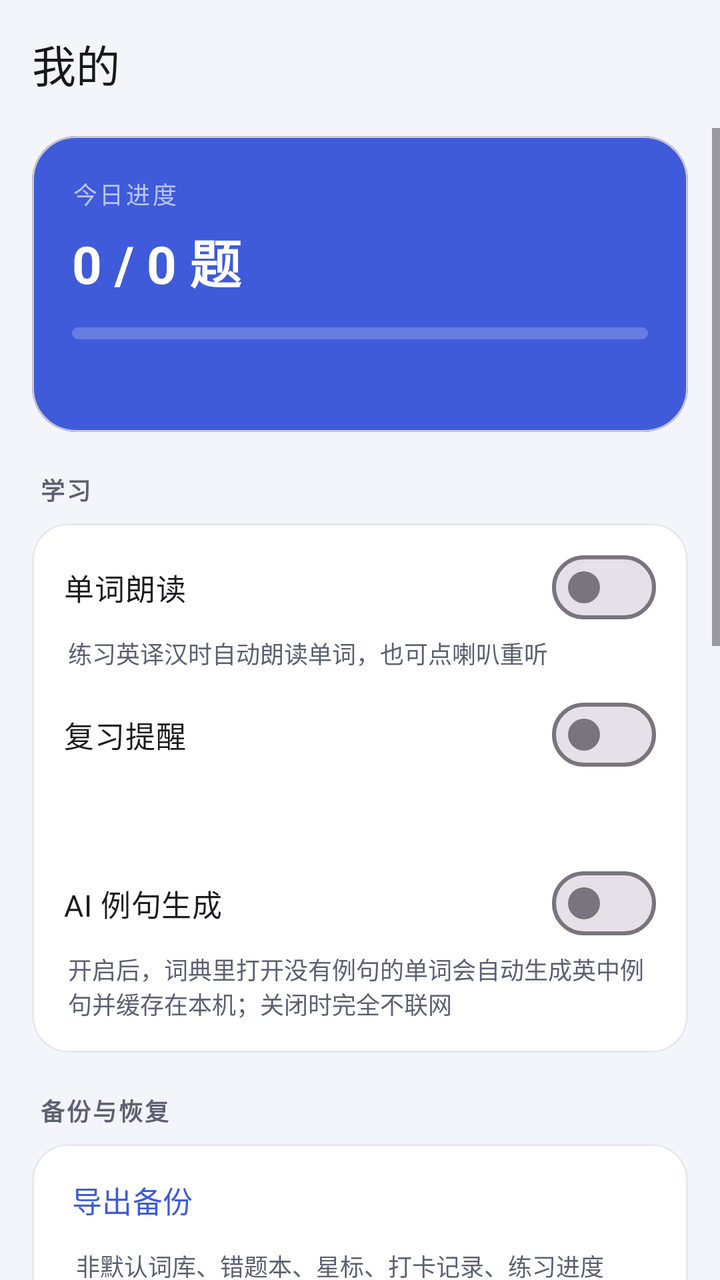
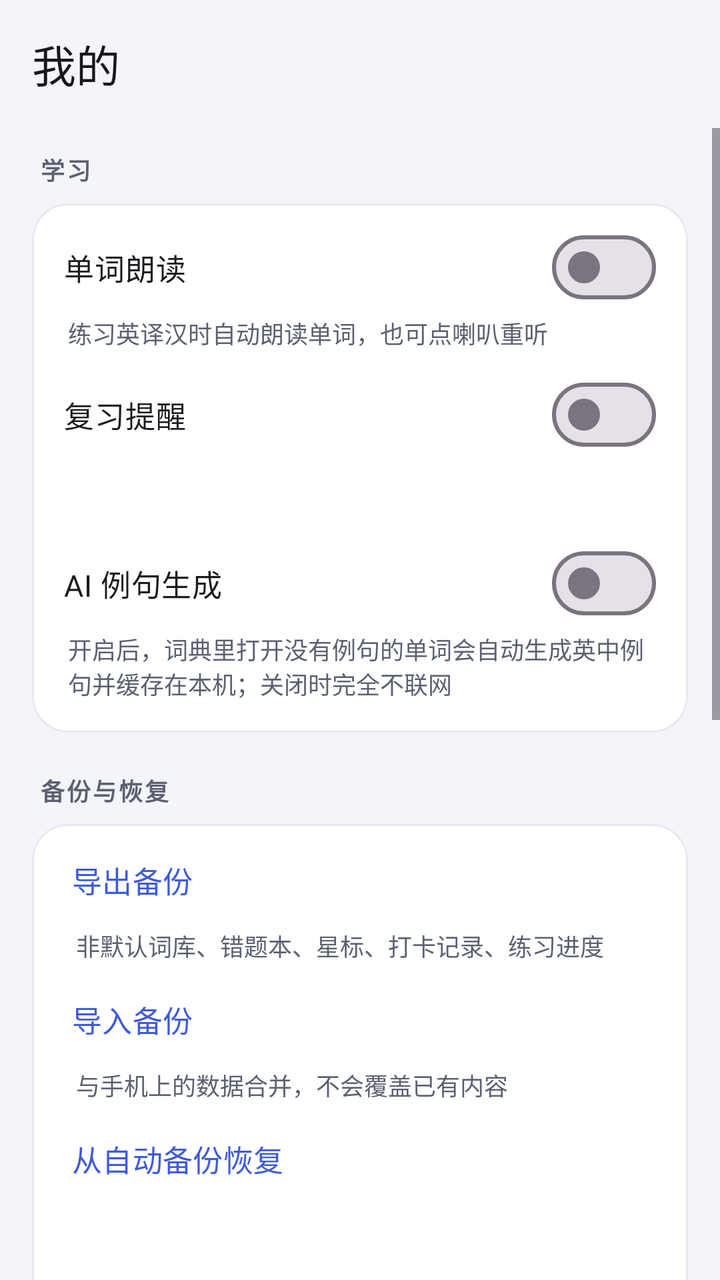

An Android layout rendered at two revisions. The XML below is the earlier revision; the diff shows what the commit changed to produce the second picture.
<!-- AndroidManifest.xml: application theme Theme.WordDrill -->
<!-- res/layout/fragment_mine.xml -->
<?xml version="1.0" encoding="utf-8"?>
<LinearLayout xmlns:android="http://schemas.android.com/apk/res/android"
    xmlns:app="http://schemas.android.com/apk/res-auto"
    android:id="@+id/root"
    android:layout_width="match_parent"
    android:layout_height="match_parent"
    android:background="@color/bg"
    android:orientation="vertical">

    <com.google.android.material.appbar.MaterialToolbar
        android:id="@+id/toolbar"
        style="@style/Toolbar.WordDrill"
        android:layout_width="match_parent"
        android:layout_height="?attr/actionBarSize"
        app:title="@string/tab_mine"
        app:titleTextAppearance="@style/TextAppearance.Material3.TitleLarge" />

    <ScrollView
        android:layout_width="match_parent"
        android:layout_height="0dp"
        android:layout_weight="1"
        android:clipToPadding="false"
        android:fillViewport="true">

        <LinearLayout
            android:layout_width="match_parent"
            android:layout_height="wrap_content"
            android:orientation="vertical"
            android:paddingStart="16dp"
            android:paddingTop="4dp"
            android:paddingEnd="16dp"
            android:paddingBottom="24dp">

            <com.google.android.material.card.MaterialCardView
                android:id="@+id/cardSummary"
                android:layout_width="match_parent"
                android:layout_height="wrap_content"
                android:clickable="true"
                android:focusable="true"
                android:foreground="?attr/selectableItemBackground"
                app:cardBackgroundColor="@color/brand"
                app:cardCornerRadius="22dp"
                app:cardElevation="0dp">

                <LinearLayout
                    android:layout_width="match_parent"
                    android:layout_height="wrap_content"
                    android:orientation="vertical"
                    android:padding="20dp">

                    <TextView
                        android:layout_width="wrap_content"
                        android:layout_height="wrap_content"
                        android:letterSpacing="0.1"
                        android:text="@string/report_today"
                        android:textColor="#B9C4FF"
                        android:textSize="12sp" />

                    <TextView
                        android:id="@+id/tvToday"
                        style="@style/Text.Hero"
                        android:layout_width="wrap_content"
                        android:layout_height="wrap_content"
                        android:layout_marginTop="6dp"
                        android:text="0 / 0 题" />

                    <com.google.android.material.progressindicator.LinearProgressIndicator
                        android:id="@+id/pbToday"
                        android:layout_width="match_parent"
                        android:layout_height="wrap_content"
                        android:layout_marginTop="14dp"
                        app:indicatorColor="@color/white"
                        app:trackColor="#33FFFFFF"
                        app:trackCornerRadius="3dp"
                        app:trackStopIndicatorSize="0dp"
                        app:trackThickness="6dp" />

                    <TextView
                        android:id="@+id/tvSummarySub"
                        android:layout_width="wrap_content"
                        android:layout_height="wrap_content"
                        android:layout_marginTop="10dp"
                        android:textColor="#B9C4FF"
                        android:textSize="12sp" />
                </LinearLayout>
            </com.google.android.material.card.MaterialCardView>

            <TextView
                style="@style/Text.SectionLabel"
                android:layout_width="wrap_content"
                android:layout_height="wrap_content"
                android:layout_marginTop="20dp"
                android:layout_marginStart="4dp"
                android:text="@string/settings_section_study" />

            <com.google.android.material.card.MaterialCardView
                android:layout_width="match_parent"
                android:layout_height="wrap_content"
                android:layout_marginTop="8dp"
                app:cardBackgroundColor="@color/surface"
                app:cardCornerRadius="18dp"
                app:cardElevation="0dp"
                app:strokeColor="@color/divider"
                app:strokeWidth="1dp">

                <LinearLayout
                    android:layout_width="match_parent"
                    android:layout_height="wrap_content"
                    android:orientation="vertical"
                    android:paddingStart="16dp"
                    android:paddingTop="8dp"
                    android:paddingEnd="16dp"
                    android:paddingBottom="8dp">

                    <com.google.android.material.materialswitch.MaterialSwitch
                        android:id="@+id/swTts"
                        android:layout_width="match_parent"
                        android:layout_height="wrap_content"
                        android:minHeight="48dp"
                        android:text="@string/settings_tts_title"
                        android:textSize="15sp" />

                    <TextView
                        android:layout_width="match_parent"
                        android:layout_height="wrap_content"
                        android:layout_marginStart="2dp"
                        android:layout_marginBottom="8dp"
                        android:text="@string/settings_tts_desc"
                        android:textColor="@color/text_secondary"
                        android:textSize="12sp" />

                    <com.google.android.material.materialswitch.MaterialSwitch
                        android:id="@+id/swReminder"
                        android:layout_width="match_parent"
                        android:layout_height="wrap_content"
                        android:minHeight="48dp"
                        android:text="@string/settings_reminder"
                        android:textSize="15sp" />

                    <TextView
                        android:id="@+id/tvReminderTime"
                        android:layout_width="match_parent"
                        android:layout_height="wrap_content"
                        android:layout_marginStart="2dp"
                        android:layout_marginBottom="8dp"
                        android:background="?attr/selectableItemBackground"
                        android:paddingTop="6dp"
                        android:paddingBottom="6dp"
                        android:textColor="@color/text_secondary"
                        android:textSize="12sp" />

                    <com.google.android.material.materialswitch.MaterialSwitch
                        android:id="@+id/swExampleAi"
                        android:layout_width="match_parent"
                        android:layout_height="wrap_content"
                        android:minHeight="48dp"
                        android:text="@string/settings_example_ai"
                        android:textSize="15sp" />

                    <TextView
                        android:layout_width="match_parent"
                        android:layout_height="wrap_content"
                        android:layout_marginStart="2dp"
                        android:layout_marginBottom="8dp"
                        android:text="@string/settings_example_ai_desc"
                        android:textColor="@color/text_secondary"
                        android:textSize="12sp" />
                </LinearLayout>
            </com.google.android.material.card.MaterialCardView>

            <TextView
                style="@style/Text.SectionLabel"
                android:layout_width="wrap_content"
                android:layout_height="wrap_content"
                android:layout_marginTop="20dp"
                android:layout_marginStart="4dp"
                android:text="@string/settings_backup" />

            <com.google.android.material.card.MaterialCardView
                android:layout_width="match_parent"
                android:layout_height="wrap_content"
                android:layout_marginTop="8dp"
                app:cardBackgroundColor="@color/surface"
                app:cardCornerRadius="18dp"
                app:cardElevation="0dp"
                app:strokeColor="@color/divider"
                app:strokeWidth="1dp">

                <LinearLayout
                    android:layout_width="match_parent"
                    android:layout_height="wrap_content"
                    android:orientation="vertical"
                    android:paddingStart="8dp"
                    android:paddingTop="4dp"
                    android:paddingEnd="8dp"
                    android:paddingBottom="4dp">

                    <com.google.android.material.button.MaterialButton
                        android:id="@+id/btnExport"
                        style="@style/Widget.Material3.Button.TextButton"
                        android:layout_width="match_parent"
                        android:layout_height="wrap_content"
                        android:gravity="start|center_vertical"
                        android:text="@string/settings_export"
                        android:textSize="15sp" />

                    <TextView
                        android:layout_width="match_parent"
                        android:layout_height="wrap_content"
                        android:layout_marginStart="14dp"
                        android:layout_marginBottom="4dp"
                        android:text="@string/settings_export_desc"
                        android:textColor="@color/text_secondary"
                        android:textSize="12sp" />

                    <com.google.android.material.button.MaterialButton
                        android:id="@+id/btnImport"
                        style="@style/Widget.Material3.Button.TextButton"
                        android:layout_width="match_parent"
                        android:layout_height="wrap_content"
                        android:gravity="start|center_vertical"
                        android:text="@string/settings_import"
                        android:textSize="15sp" />

                    <TextView
                        android:layout_width="match_parent"
                        android:layout_height="wrap_content"
                        android:layout_marginStart="14dp"
                        android:layout_marginBottom="4dp"
                        android:text="@string/settings_import_desc"
                        android:textColor="@color/text_secondary"
                        android:textSize="12sp" />

                    <com.google.android.material.button.MaterialButton
                        android:id="@+id/btnRestoreAuto"
                        style="@style/Widget.Material3.Button.TextButton"
                        android:layout_width="match_parent"
                        android:layout_height="wrap_content"
                        android:gravity="start|center_vertical"
                        android:text="@string/settings_restore_auto"
                        android:textSize="15sp" />

                    <TextView
                        android:id="@+id/tvAutoBackupTime"
                        android:layout_width="match_parent"
                        android:layout_height="wrap_content"
                        android:layout_marginStart="14dp"
                        android:layout_marginBottom="4dp"
                        android:textColor="@color/text_secondary"
                        android:textSize="12sp" />

                    <com.google.android.material.button.MaterialButton
                        android:id="@+id/btnClearLog"
                        style="@style/Widget.Material3.Button.TextButton"
                        android:layout_width="match_parent"
                        android:layout_height="wrap_content"
                        android:gravity="start|center_vertical"
                        android:text="@string/action_clear_log"
                        android:textSize="15sp" />

                    <TextView
                        android:layout_width="match_parent"
                        android:layout_height="wrap_content"
                        android:layout_marginStart="14dp"
                        android:layout_marginBottom="4dp"
                        android:text="@string/settings_clear_log_desc"
                        android:textColor="@color/text_secondary"
                        android:textSize="12sp" />
                </LinearLayout>
            </com.google.android.material.card.MaterialCardView>

            <TextView
                style="@style/Text.SectionLabel"
                android:layout_width="wrap_content"
                android:layout_height="wrap_content"
                android:layout_marginTop="20dp"
                android:layout_marginStart="4dp"
                android:text="@string/settings_section_other" />

            <com.google.android.material.card.MaterialCardView
                android:layout_width="match_parent"
                android:layout_height="wrap_content"
                android:layout_marginTop="8dp"
                app:cardBackgroundColor="@color/surface"
                app:cardCornerRadius="18dp"
                app:cardElevation="0dp"
                app:strokeColor="@color/divider"
                app:strokeWidth="1dp">

                <LinearLayout
                    android:layout_width="match_parent"
                    android:layout_height="wrap_content"
                    android:orientation="vertical"
                    android:paddingStart="8dp"
                    android:paddingTop="4dp"
                    android:paddingEnd="8dp"
                    android:paddingBottom="4dp">

                    <com.google.android.material.button.MaterialButton
                        android:id="@+id/btnDictionary"
                        style="@style/Widget.Material3.Button.TextButton"
                        android:layout_width="match_parent"
                        android:layout_height="wrap_content"
                        android:gravity="start|center_vertical"
                        android:text="@string/title_dictionary"
                        android:textSize="15sp" />

                    <com.google.android.material.button.MaterialButton
                        android:id="@+id/btnCheckUpdate"
                        style="@style/Widget.Material3.Button.TextButton"
                        android:layout_width="match_parent"
                        android:layout_height="wrap_content"
                        android:gravity="start|center_vertical"
                        android:text="@string/settings_check_update"
                        android:textSize="15sp" />

                    <TextView
                        android:layout_width="match_parent"
                        android:layout_height="wrap_content"
                        android:layout_marginStart="14dp"
                        android:layout_marginBottom="4dp"
                        android:text="@string/settings_update_desc"
                        android:textColor="@color/text_secondary"
                        android:textSize="12sp" />

                    <com.google.android.material.button.MaterialButton
                        android:id="@+id/btnSmartParseUrl"
                        style="@style/Widget.Material3.Button.TextButton"
                        android:layout_width="match_parent"
                        android:layout_height="wrap_content"
                        android:gravity="start|center_vertical"
                        android:text="@string/settings_smart_parse"
                        android:textSize="15sp" />

                    <TextView
                        android:id="@+id/tvSmartParseUrl"
                        android:layout_width="match_parent"
                        android:layout_height="wrap_content"
                        android:layout_marginStart="14dp"
                        android:layout_marginBottom="4dp"
                        android:textColor="@color/text_secondary"
                        android:textSize="12sp" />

                    <com.google.android.material.button.MaterialButton
                        android:id="@+id/btnPrivacy"
                        style="@style/Widget.Material3.Button.TextButton"
                        android:layout_width="match_parent"
                        android:layout_height="wrap_content"
                        android:gravity="start|center_vertical"
                        android:text="@string/settings_privacy"
                        android:textSize="15sp" />

                    <TextView
                        android:layout_width="match_parent"
                        android:layout_height="wrap_content"
                        android:layout_marginStart="14dp"
                        android:layout_marginBottom="4dp"
                        android:text="@string/settings_privacy_desc"
                        android:textColor="@color/text_secondary"
                        android:textSize="12sp" />

                    <com.google.android.material.button.MaterialButton
                        android:id="@+id/btnLicense"
                        style="@style/Widget.Material3.Button.TextButton"
                        android:layout_width="match_parent"
                        android:layout_height="wrap_content"
                        android:gravity="start|center_vertical"
                        android:text="@string/settings_license"
                        android:textSize="15sp" />

                    <TextView
                        android:layout_width="match_parent"
                        android:layout_height="wrap_content"
                        android:layout_marginStart="14dp"
                        android:layout_marginBottom="4dp"
                        android:text="@string/settings_license_desc"
                        android:textColor="@color/text_secondary"
                        android:textSize="12sp" />

                    <com.google.android.material.button.MaterialButton
                        android:id="@+id/btnAbout"
                        style="@style/Widget.Material3.Button.TextButton"
                        android:layout_width="match_parent"
                        android:layout_height="wrap_content"
                        android:gravity="start|center_vertical"
                        android:text="@string/settings_about"
                        android:textSize="15sp" />
                </LinearLayout>
            </com.google.android.material.card.MaterialCardView>

            <TextView
                android:id="@+id/tvVersion"
                android:layout_width="match_parent"
                android:layout_height="wrap_content"
                android:layout_marginTop="20dp"
                android:gravity="center"
                android:textColor="@color/text_hint"
                android:textSize="12sp" />
        </LinearLayout>
    </ScrollView>
</LinearLayout>
<!-- resources referenced by this layout -->
<resources>
  <color name="bg">#F4F5FA</color>
  <color name="brand">#3F5BD9</color>
  <color name="divider">#E6E8F0</color>
  <color name="surface">#FFFFFF</color>
  <color name="text_hint">#9AA0B0</color>
  <color name="text_secondary">#5B6172</color>
  <color name="white">#FFFFFF</color>
  <string name="action_clear_log">清空练习记录</string>
  <string name="report_today">今日进度</string>
  <string name="settings_about">关于</string>
  <string name="settings_backup">备份与恢复</string>
  <string name="settings_check_update">检查更新</string>
  <string name="settings_clear_log_desc">清空后所有单词重新算「没练过」，星标和错题不受影响</string>
  <string name="settings_example_ai">AI 例句生成</string>
  <string name="settings_example_ai_desc">开启后，词典里打开没有例句的单词会自动生成英中例句并缓存在本机；关闭时完全不联网</string>
  <string name="settings_export">导出备份</string>
  <string name="settings_export_desc">非默认词库、错题本、星标、打卡记录、练习进度</string>
  <string name="settings_import">导入备份</string>
  <string name="settings_import_desc">与手机上的数据合并，不会覆盖已有内容</string>
  <string name="settings_license">开放源代码许可</string>
  <string name="settings_license_desc">本应用的 GPLv3 协议与内置词库的来源说明</string>
  <string name="settings_privacy">隐私政策</string>
  <string name="settings_privacy_desc">本应用收集哪些信息、什么时候联网</string>
  <string name="settings_reminder">复习提醒</string>
  <string name="settings_restore_auto">从自动备份恢复</string>
  <string name="settings_section_other">其他</string>
  <string name="settings_section_study">学习</string>
  <string name="settings_smart_parse">智能解析服务地址</string>
  <string name="settings_tts_desc">练习英译汉时自动朗读单词，也可点喇叭重听</string>
  <string name="settings_tts_title">单词朗读</string>
  <string name="settings_update_desc">启动时自动检查；有新版本可在应用内直接下载并安装</string>
  <string name="tab_mine">我的</string>
  <string name="title_dictionary">词典</string>
  <style name="Text.Hero" parent="">
          <item name="android:textSize">26sp</item>
          <item name="android:textColor">@color/white</item>
          <item name="android:textStyle">bold</item>
      </style>
  <style name="Text.SectionLabel" parent="">
          <item name="android:textSize">12sp</item>
          <item name="android:textColor">@color/text_secondary</item>
          <item name="android:letterSpacing">0.08</item>
          <item name="android:textStyle">bold</item>
      </style>
  <style name="Toolbar.WordDrill" parent="Widget.Material3.Toolbar">
          <item name="android:background">@color/bg</item>
          <item name="titleTextColor">@color/text_primary</item>
          <item name="subtitleTextColor">@color/text_secondary</item>
          <item name="navigationIconTint">@color/text_primary</item>
      </style>
  <style name="Theme.WordDrill" parent="Theme.Material3.DayNight.NoActionBar">
          <item name="colorPrimary">@color/brand</item>
          <item name="colorOnPrimary">@color/white</item>
          <item name="colorPrimaryContainer">@color/brand_container</item>
          <item name="colorOnPrimaryContainer">@color/brand_dark</item>
          <item name="colorSecondary">@color/accent</item>
          <item name="colorSurface">@color/surface</item>
          <item name="android:colorBackground">@color/bg</item>
          <item name="android:windowBackground">@color/bg</item>
          <item name="android:statusBarColor">@color/bg</item>
          <item name="android:navigationBarColor">@color/bg</item>
          <item name="android:windowLightStatusBar">@bool/light_status_bar</item>
      </style>
  <color name="text_primary">#17181C</color>
  <color name="brand_container">#E4E9FF</color>
  <color name="brand_dark">#1D2B6B</color>
  <color name="accent">#F2A03D</color>
</resources>

<!-- the commit's change to res/layout/fragment_mine.xml (unified diff, before → after) -->
@@ -31,65 +31,11 @@
             android:paddingEnd="16dp"
             android:paddingBottom="24dp">
 
-            <com.google.android.material.card.MaterialCardView
-                android:id="@+id/cardSummary"
-                android:layout_width="match_parent"
-                android:layout_height="wrap_content"
-                android:clickable="true"
-                android:focusable="true"
-                android:foreground="?attr/selectableItemBackground"
-                app:cardBackgroundColor="@color/brand"
-                app:cardCornerRadius="22dp"
-                app:cardElevation="0dp">
-
-                <LinearLayout
-                    android:layout_width="match_parent"
-                    android:layout_height="wrap_content"
-                    android:orientation="vertical"
-                    android:padding="20dp">
-
-                    <TextView
-                        android:layout_width="wrap_content"
-                        android:layout_height="wrap_content"
-                        android:letterSpacing="0.1"
-                        android:text="@string/report_today"
-                        android:textColor="#B9C4FF"
-                        android:textSize="12sp" />
-
-                    <TextView
-                        android:id="@+id/tvToday"
-                        style="@style/Text.Hero"
-                        android:layout_width="wrap_content"
-                        android:layout_height="wrap_content"
-                        android:layout_marginTop="6dp"
-                        android:text="0 / 0 题" />
-
-                    <com.google.android.material.progressindicator.LinearProgressIndicator
-                        android:id="@+id/pbToday"
-                        android:layout_width="match_parent"
-                        android:layout_height="wrap_content"
-                        android:layout_marginTop="14dp"
-                        app:indicatorColor="@color/white"
-                        app:trackColor="#33FFFFFF"
-                        app:trackCornerRadius="3dp"
-                        app:trackStopIndicatorSize="0dp"
-                        app:trackThickness="6dp" />
-
-                    <TextView
-                        android:id="@+id/tvSummarySub"
-                        android:layout_width="wrap_content"
-                        android:layout_height="wrap_content"
-                        android:layout_marginTop="10dp"
-                        android:textColor="#B9C4FF"
-                        android:textSize="12sp" />
-                </LinearLayout>
-            </com.google.android.material.card.MaterialCardView>
-
             <TextView
                 style="@style/Text.SectionLabel"
                 android:layout_width="wrap_content"
                 android:layout_height="wrap_content"
-                android:layout_marginTop="20dp"
+                android:layout_marginTop="8dp"
                 android:layout_marginStart="4dp"
                 android:text="@string/settings_section_study" />
 
<!-- resource entries referenced after the edit -->
@@ -8,7 +8,6 @@
   <color name="text_secondary">#5B6172</color>
   <color name="white">#FFFFFF</color>
   <string name="action_clear_log">清空练习记录</string>
-  <string name="report_today">今日进度</string>
   <string name="settings_about">关于</string>
   <string name="settings_backup">备份与恢复</string>
   <string name="settings_check_update">检查更新</string>
@@ -33,11 +32,6 @@
   <string name="settings_update_desc">启动时自动检查；有新版本可在应用内直接下载并安装</string>
   <string name="tab_mine">我的</string>
   <string name="title_dictionary">词典</string>
-  <style name="Text.Hero" parent="">
-          <item name="android:textSize">26sp</item>
-          <item name="android:textColor">@color/white</item>
-          <item name="android:textStyle">bold</item>
-      </style>
   <style name="Text.SectionLabel" parent="">
           <item name="android:textSize">12sp</item>
           <item name="android:textColor">@color/text_secondary</item>
